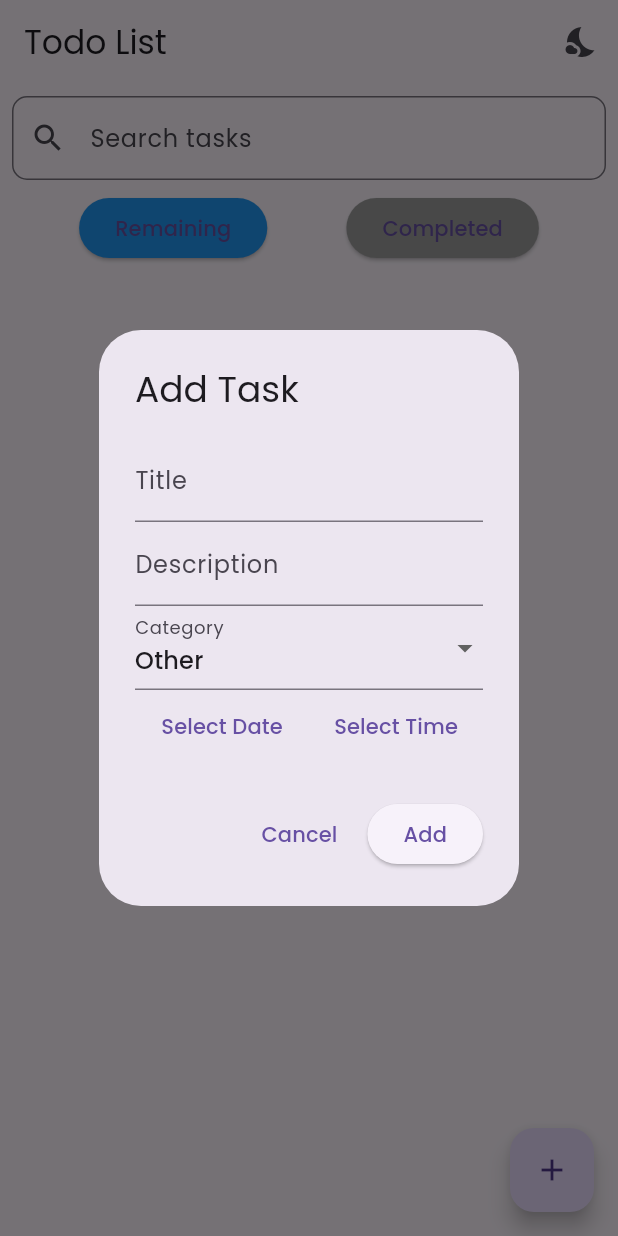
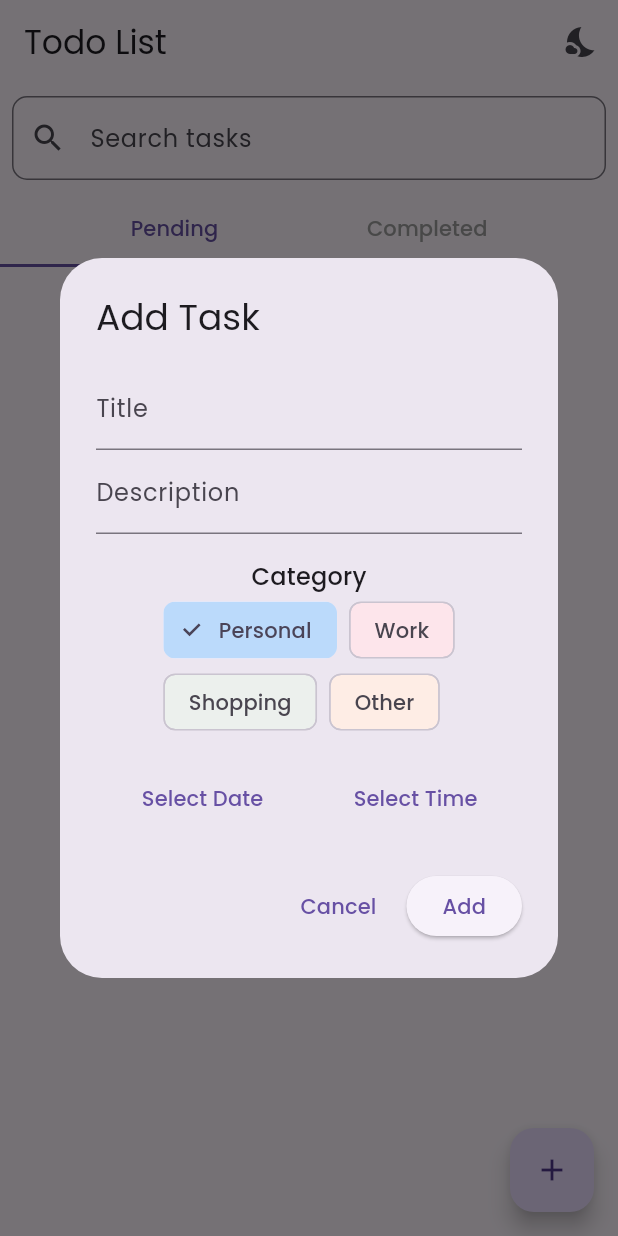
Before and after one commit to dcaayushd/CODSOFT_TODOList_App, a Flutter app: the screen it shows after launch, after a tap on the "add" icon, on a phone screen of 412 x 824 dp. Run offline on Flutter 3.47's test engine with Material 3 defaults, Android fonts, the phone set to English and light mode, and no system bars; our stand-ins replace flutter_local_notifications, google_fonts, shared_preferences, timezone.

Commit message:
Task Screen & Add Task Dialog Updated

```diff
--- a/lib/screens/task_list_screen.dart
+++ b/lib/screens/task_list_screen.dart
@@ -4,6 +4,7 @@ import 'package:todolist_app/providers/task_provider.dart';
 import 'package:todolist_app/providers/theme_provider.dart';
 import 'package:todolist_app/widgets/task_list_item.dart';
 import 'package:todolist_app/widgets/add_task_dialog.dart';
+import 'package:intl/intl.dart';
 
 class TaskListScreen extends StatefulWidget {
   @override
@@ -57,29 +58,54 @@ class _TaskListScreenState extends State<TaskListScreen> {
           Row(
             mainAxisAlignment: MainAxisAlignment.spaceEvenly,
             children: [
-              ElevatedButton(
+              TextButton(
                 onPressed: () {
                   setState(() {
                     _showCompleted = false;
                   });
                 },
-                child: Text('Remaining'),
-                style: ElevatedButton.styleFrom(
-                  backgroundColor: !_showCompleted ? Colors.blue : Colors.grey,
+                child: Text('Pending'),
+                style: TextButton.styleFrom(
+                  foregroundColor: !_showCompleted
+                      ? Theme.of(context).primaryColor
+                      : Colors.grey,
                 ),
               ),
-              ElevatedButton(
+              TextButton(
                 onPressed: () {
                   setState(() {
                     _showCompleted = true;
                   });
                 },
                 child: Text('Completed'),
-                style: ElevatedButton.styleFrom(
-                  backgroundColor: _showCompleted ? Colors.blue : Colors.grey,
+                style: TextButton.styleFrom(
+                  foregroundColor: _showCompleted
+                      ? Theme.of(context).primaryColor
+                      : Colors.grey,
                 ),
               ),
             ],
+          ),
+          Container(
+            height: 2,
+            child: Row(
+              children: [
+                Expanded(
+                  child: Container(
+                    color: !_showCompleted
+                        ? Theme.of(context).primaryColor
+                        : Colors.transparent,
+                  ),
+                ),
+                Expanded(
+                  child: Container(
+                    color: _showCompleted
+                        ? Theme.of(context).primaryColor
+                        : Colors.transparent,
+                  ),
+                ),
+              ],
+            ),
           ),
           Expanded(
             child: Consumer<TaskProvider>(
--- a/lib/widgets/add_task_dialog.dart
+++ b/lib/widgets/add_task_dialog.dart
@@ -1,8 +1,10 @@
+import 'package:flutter/cupertino.dart';
 import 'package:flutter/material.dart';
 import 'package:provider/provider.dart';
 import 'package:todolist_app/models/task.dart';
 import 'package:todolist_app/providers/task_provider.dart';
 import 'package:intl/intl.dart';
+
 class AddTaskDialog extends StatefulWidget {
   @override
   _AddTaskDialogState createState() => _AddTaskDialogState();
@@ -12,7 +14,7 @@ class _AddTaskDialogState extends State<AddTaskDialog> {
   final _formKey = GlobalKey<FormState>();
   final _titleController = TextEditingController();
   final _descriptionController = TextEditingController();
-  String _selectedCategory = 'Other';
+  String _selectedCategory = 'Personal';
   DateTime? _selectedDate;
   TimeOfDay? _selectedTime;
 
@@ -42,56 +44,39 @@ class _AddTaskDialogState extends State<AddTaskDialog> {
                 controller: _descriptionController,
                 decoration: InputDecoration(labelText: 'Description'),
               ),
-              DropdownButtonFormField<String>(
-                value: _selectedCategory,
-                items: taskProvider.categories.map((String category) {
-                  return DropdownMenuItem<String>(
-                    value: category,
-                    child: Text(category),
+              SizedBox(height: 16),
+              Text('Category', style: Theme.of(context).textTheme.titleMedium),
+              Wrap(
+                spacing: 8,
+                children: taskProvider.categories.map((category) {
+                  return ChoiceChip(
+                    label: Text(category),
+                    selected: _selectedCategory == category,
+                    onSelected: (selected) {
+                      setState(() {
+                        _selectedCategory = category;
+                      });
+                    },
+                    backgroundColor:
+                        _getCategoryColor(category).withOpacity(0.1),
+                    selectedColor: _getCategoryColor(category).withOpacity(0.3),
                   );
                 }).toList(),
-                onChanged: (String? newValue) {
-                  setState(() {
-                    _selectedCategory = newValue!;
-                  });
-                },
-                decoration: InputDecoration(labelText: 'Category'),
               ),
+              SizedBox(height: 16),
               Row(
                 children: [
                   Expanded(
                     child: TextButton(
-                      onPressed: () async {
-                        final date = await showDatePicker(
-                          context: context,
-                          initialDate: DateTime.now(),
-                          firstDate: DateTime.now(),
-                          lastDate: DateTime.now().add(Duration(days: 365)),
-                        );
-                        if (date != null) {
-                          setState(() {
-                            _selectedDate = date;
-                          });
-                        }
-                      },
+                      onPressed: () => _showDatePicker(context),
                       child: Text(_selectedDate == null
                           ? 'Select Date'
-                          : DateFormat('yyyy-MM-dd').format(_selectedDate!)),
+                          : DateFormat('MMM d, y').format(_selectedDate!)),
                     ),
                   ),
                   Expanded(
                     child: TextButton(
-                      onPressed: () async {
-                        final time = await showTimePicker(
-                          context: context,
-                          initialTime: TimeOfDay.now(),
-                        );
-                        if (time != null) {
-                          setState(() {
-                            _selectedTime = time;
-                          });
-                        }
-                      },
+                      onPressed: () => _showTimePicker(context),
                       child: Text(_selectedTime == null
                           ? 'Select Time'
                           : _selectedTime!.format(context)),
@@ -134,4 +119,55 @@ class _AddTaskDialogState extends State<AddTaskDialog> {
       ],
     );
   }
+
+  void _showDatePicker(BuildContext context) {
+    showCupertinoModalPopup(
+      context: context,
+      builder: (_) => Container(
+        height: 200,
+        color: Colors.white,
+        child: CupertinoDatePicker(
+          mode: CupertinoDatePickerMode.date,
+          initialDateTime: DateTime.now(),
+          onDateTimeChanged: (val) {
+            setState(() {
+              _selectedDate = val;
+            });
+          },
+        ),
+      ),
+    );
+  }
+
+  void _showTimePicker(BuildContext context) {
+    showCupertinoModalPopup(
+      context: context,
+      builder: (_) => Container(
+        height: 200,
+        color: Colors.white,
+        child: CupertinoDatePicker(
+          mode: CupertinoDatePickerMode.time,
+          initialDateTime: DateTime.now(),
+          onDateTimeChanged: (val) {
+            setState(() {
+              _selectedTime = TimeOfDay.fromDateTime(val);
+            });
+          },
+        ),
+      ),
+    );
+  }
+
+  Color _getCategoryColor(String category) {
+    switch (category) {
+      case 'Personal':
+        return Colors.blue;
+      case 'Work':
+        return Colors.red;
+      case 'Shopping':
+        return Colors.green;
+      default:
+        return Colors.orange;
+    }
+  }
 }
```
Also changed, not shown: lib/widgets/task_list_item.dart (+37 -21 lines).
